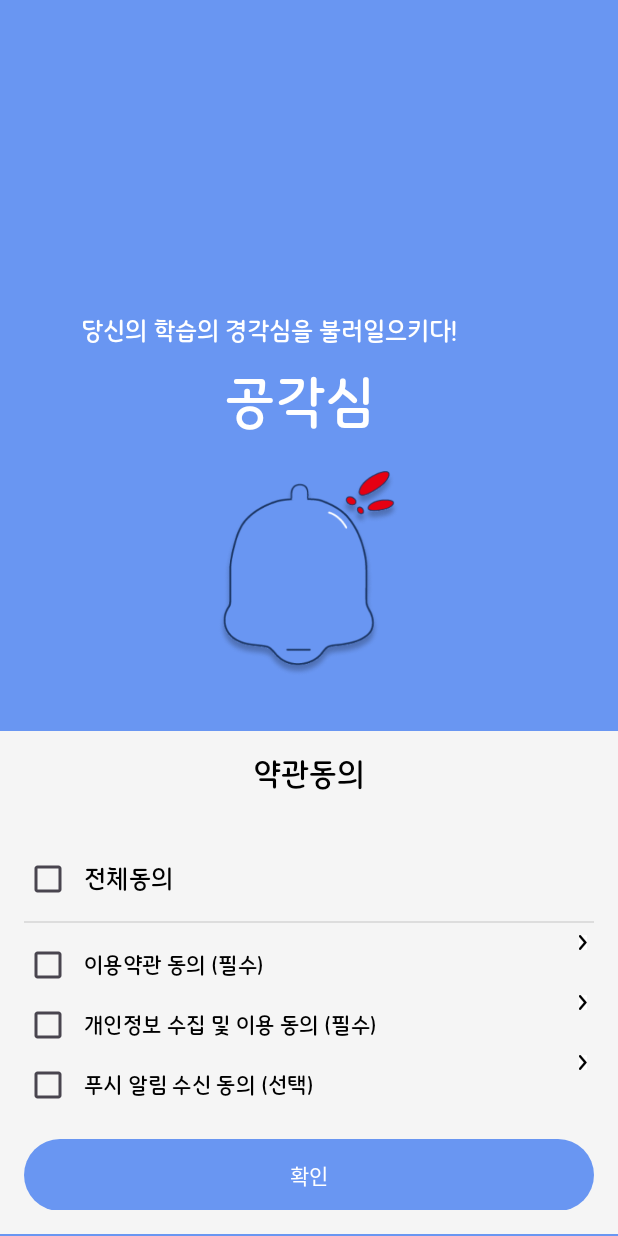
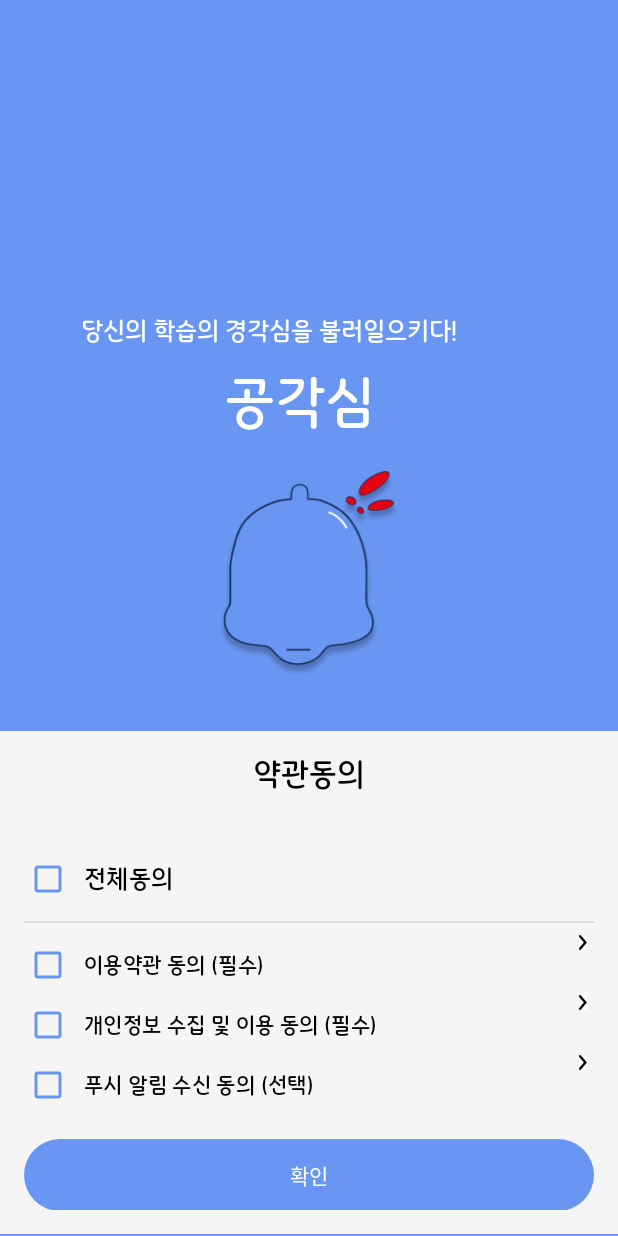
Before and after one commit to GonggakSim/Frontend, an Android app: the TermsActivity screen opened directly, with no data from a screen before it, on a phone screen of 412 x 824 dp. Run offline under Robolectric (Android 15) with nearby library versions, the phone set to English and light mode, and no system bars.

Commit message:
[Fix] 약관 동의 체크박스 색상 적용

```diff
--- a/app/src/main/res/layout/activity_terms.xml
+++ b/app/src/main/res/layout/activity_terms.xml
@@ -99,6 +99,7 @@
                 android:layout_height="40dp"
                 android:padding="8dp"
                 android:text="전체동의"
+                app:buttonTint="@color/main_01"
                 android:fontFamily="@font/npsfont_regular"
                 android:textColor="#000000"
                 android:textSize="16sp" />
@@ -127,6 +128,7 @@
                 android:fontFamily="@font/npsfont_regular"
                 android:text="이용약관 동의 (필수)"
                 android:textColor="@color/black"
+                app:buttonTint="@color/main_01"
                 android:textSize="14sp" />
 
             <ImageButton
@@ -153,6 +155,7 @@
                 android:padding="8dp"
                 android:fontFamily="@font/npsfont_regular"
                 android:text="개인정보 수집 및 이용 동의 (필수)"
+                app:buttonTint="@color/main_01"
                 android:textColor="@color/black"
                 android:textSize="14sp" />
 
@@ -180,6 +183,7 @@
                 android:padding="8dp"
                 android:fontFamily="@font/npsfont_regular"
                 android:text="푸시 알림 수신 동의 (선택)"
+                app:buttonTint="@color/main_01"
                 android:textColor="@color/black"
                 android:textSize="14sp" />
 
```
